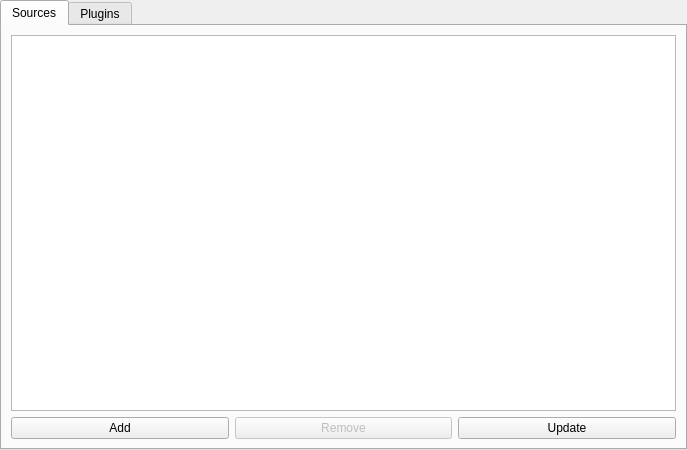
The window that FugioApp/plugins/pluginsform.ui (bigfug/Fugio) describes before a commit, drawn with Qt 5.
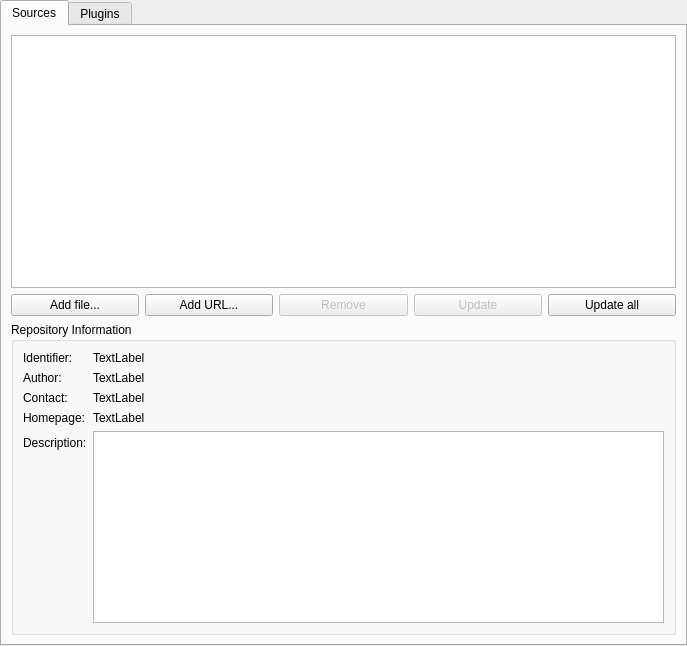
The same window after the commit. The open tabs and pages were chosen to show the change.

The edit to the form file:
```diff
--- a/FugioApp/plugins/pluginsform.ui
+++ b/FugioApp/plugins/pluginsform.ui
@@ -7,13 +7,13 @@
     <x>0</x>
     <y>0</y>
     <width>687</width>
-    <height>450</height>
+    <height>646</height>
    </rect>
   </property>
   <property name="windowTitle">
    <string>Form</string>
   </property>
-  <layout class="QVBoxLayout" name="verticalLayout">
+  <layout class="QVBoxLayout" name="verticalLayout" stretch="0">
    <property name="spacing">
     <number>0</number>
    </property>
@@ -38,7 +38,7 @@
       <attribute name="title">
        <string>Sources</string>
       </attribute>
-      <layout class="QVBoxLayout" name="verticalLayout_2" stretch="0,0">
+      <layout class="QVBoxLayout" name="verticalLayout_2" stretch="0,0,0">
        <item>
         <widget class="QListWidget" name="mSourceList"/>
        </item>
@@ -47,7 +47,14 @@
          <item>
           <widget class="QPushButton" name="mButtonSourceAdd">
            <property name="text">
-            <string>Add</string>
+            <string>Add file...</string>
+           </property>
+          </widget>
+         </item>
+         <item>
+          <widget class="QPushButton" name="mButtonSourceAddUrl">
+           <property name="text">
+            <string>Add URL...</string>
            </property>
           </widget>
          </item>
@@ -63,13 +70,120 @@
          </item>
          <item>
           <widget class="QPushButton" name="mButtonSourceUpdate">
+           <property name="enabled">
+            <bool>false</bool>
+           </property>
            <property name="text">
             <string>Update</string>
            </property>
           </widget>
          </item>
+         <item>
+          <widget class="QPushButton" name="mButtonSourceUpdateAll">
+           <property name="text">
+            <string>Update all</string>
+           </property>
+          </widget>
+         </item>
         </layout>
        </item>
+       <item>
+        <widget class="QGroupBox" name="mRepoInfo">
+         <property name="title">
+          <string>Repository Information</string>
+         </property>
+         <layout class="QFormLayout" name="formLayout">
+          <item row="0" column="0">
+           <widget class="QLabel" name="label">
+            <property name="text">
+             <string>Identifier:</string>
+            </property>
+           </widget>
+          </item>
+          <item row="0" column="1">
+           <widget class="QLabel" name="mRepoIdent">
+            <property name="text">
+             <string>TextLabel</string>
+            </property>
+           </widget>
+          </item>
+          <item row="1" column="0">
+           <widget class="QLabel" name="label_2">
+            <property name="text">
+             <string>Author:</string>
+            </property>
+           </widget>
+          </item>
+          <item row="1" column="1">
+           <widget class="QLabel" name="mRepoAuthor">
+            <property name="text">
+             <string>TextLabel</string>
+            </property>
+           </widget>
+          </item>
+          <item row="2" column="0">
+           <widget class="QLabel" name="label_3">
+            <property name="text">
+             <string>Contact:</string>
+            </property>
+           </widget>
+          </item>
+          <item row="2" column="1">
+           <widget class="QLabel" name="mRepoContact">
+            <property name="text">
+             <string>TextLabel</string>
+            </property>
+            <property name="textFormat">
+             <enum>Qt::AutoText</enum>
+            </property>
+            <property name="openExternalLinks">
+             <bool>true</bool>
+            </property>
+            <property name="textInteractionFlags">
+             <set>Qt::TextBrowserInteraction</set>
+            </property>
+           </widget>
+          </item>
+          <item row="4" column="0">
+           <widget class="QLabel" name="label_6">
+            <property name="text">
+             <string>Description:</string>
+            </property>
+           </widget>
+          </item>
+          <item row="4" column="1">
+           <widget class="QPlainTextEdit" name="mRepoDescription">
+            <property name="readOnly">
+             <bool>true</bool>
+            </property>
+           </widget>
+          </item>
+          <item row="3" column="0">
+           <widget class="QLabel" name="label_7">
+            <property name="text">
+             <string>Homepage:</string>
+            </property>
+           </widget>
+          </item>
+          <item row="3" column="1">
+           <widget class="QLabel" name="mRepoHomepage">
+            <property name="text">
+             <string>TextLabel</string>
+            </property>
+            <property name="textFormat">
+             <enum>Qt::RichText</enum>
+            </property>
+            <property name="openExternalLinks">
+             <bool>true</bool>
+            </property>
+            <property name="textInteractionFlags">
+             <set>Qt::TextBrowserInteraction</set>
+            </property>
+           </widget>
+          </item>
+         </layout>
+        </widget>
+       </item>
       </layout>
      </widget>
      <widget class="QWidget" name="tab_2">
```
Left out of the diff: 24 changed lines with no effect on the pictures.
